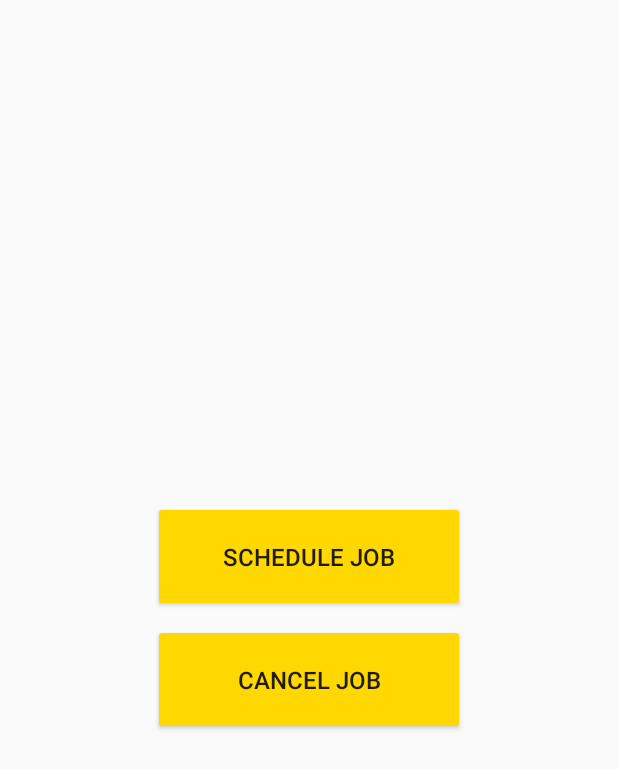
After one commit to VeenaKM/FirstApplication, an Android app: the JobSchedulerActivity screen opened directly, with no data from a screen before it, on a phone screen of 412 x 824 dp. The commit adds this screen. Shown: the top 769 px of the screen. Run offline under Robolectric (Android 15) with nearby library versions, the phone set to English and light mode, and no system bars.

Commit message:
JobScheduler
Running a background task on JobScheduler

```diff
--- a/SampleProject/app/build.gradle
+++ b/SampleProject/app/build.gradle
@@ -5,7 +5,7 @@ android {
     buildToolsVersion '27.0.3'
     defaultConfig {
         applicationId "com.sampleproject"
-        minSdkVersion 19
+        minSdkVersion 21
         targetSdkVersion 27
         versionCode 1
         versionName "1.0"
--- /dev/null
+++ b/SampleProject/app/src/main/java/com/sampleproject/activity/JobSchedulerActivity.java
@@ -0,0 +1,78 @@
+package com.sampleproject.activity;
+
+import android.app.Activity;
+import android.app.job.JobInfo;
+import android.app.job.JobScheduler;
+import android.content.ComponentName;
+import android.content.Context;
+import android.content.Intent;
+import android.os.Bundle;
+import android.support.annotation.Nullable;
+import android.view.View;
+import android.widget.Toast;
+
+import com.sampleproject.R;
+import com.sampleproject.service.JobSchedulerService;
+
+public class JobSchedulerActivity extends Activity {
+
+    public  static final int JOB_ID = 1;
+    JobScheduler jobScheduler;
+    JobInfo jobInfo;
+    @Override
+    protected void onCreate(@Nullable Bundle savedInstanceState) {
+        super.onCreate(savedInstanceState);
+        setContentView(R.layout.activity_jobschedular);
+
+        jobScheduler = (JobScheduler) getSystemService(Context.JOB_SCHEDULER_SERVICE);
+
+        JobInfo.Builder builder = new JobInfo.Builder(1,
+                new ComponentName(getPackageName(),JobSchedulerService.class.getName()));
+        builder.setPeriodic(5000);
+
+//        builder.setMinimumLatency(1 * 1000); // wait at least
+//        builder.setOverrideDeadline(3 * 1000); // maximum delay
+        builder.setRequiredNetworkType(JobInfo.NETWORK_TYPE_ANY); // require unmetered network
+        //builder.setRequiresDeviceIdle(true); // device should be idle
+        //builder.setRequiresCharging(false); // we don't care if the device is charging or not
+
+        jobInfo = builder.build();
+
+
+    }
+
+
+
+//    @Override
+//    protected void onStop() {
+//        // A service can be "started" and/or "bound". In this case, it's "started" by this Activity
+//        // and "bound" to the JobScheduler (also called "Scheduled" by the JobScheduler). This call
+//        // to stopService() won't prevent scheduled jobs to be processed. However, failing
+//        // to call stopService() would keep it alive indefinitely.
+//        stopService(new Intent(this, JobSchedulerService.class));
+//        super.onStop();
+//    }
+//
+//    @Override
+//    protected void onStart() {
+//        super.onStart();
+//        // Start service and provide it a way to communicate with this class.
+//        Intent startServiceIntent = new Intent(this, JobSchedulerService.class);
+////        Messenger messengerIncoming = new Messenger(mHandler);
+////        startServiceIntent.putExtra(MESSENGER_INTENT_KEY, messengerIncoming);
+//        startService(startServiceIntent);
+//    }
+
+    public void scheduleJob(View view) {
+
+        jobScheduler.schedule(jobInfo);
+
+        Toast.makeText(getApplicationContext(),"Job Scheduled..",Toast.LENGTH_LONG).show();
+    }
+
+    public void cancelJob(View view) {
+
+        jobScheduler.cancel(JOB_ID);
+        Toast.makeText(getApplicationContext(),"Job Cancelled..",Toast.LENGTH_LONG).show();
+    }
+}
--- /dev/null
+++ b/SampleProject/app/src/main/res/layout/activity_jobschedular.xml
@@ -0,0 +1,29 @@
+<?xml version="1.0" encoding="utf-8"?>
+<LinearLayout xmlns:android="http://schemas.android.com/apk/res/android"
+    android:orientation="vertical" android:layout_width="match_parent"
+    android:layout_height="match_parent"
+    android:gravity="center">
+
+    <Button
+        android:layout_width="200dp"
+        android:layout_height="wrap_content"
+        android:layout_gravity="center"
+        android:layout_margin="10dp"
+        android:textSize="16sp"
+        android:padding="20dp"
+        android:onClick="scheduleJob"
+        android:background="@drawable/btn_view"
+        android:text="@string/schedule_job"
+        android:id="@+id/scheduleJob"/>
+
+    <Button
+        android:layout_width="200dp"
+        android:layout_height="wrap_content"
+        android:text="@string/cancel_job"
+        android:padding="20dp"
+        android:textSize="16sp"
+        android:onClick="cancelJob"
+        android:background="@drawable/btn_view"
+        android:layout_margin="10dp"
+        android:id="@+id/cancelJob"/>
+</LinearLayout>
--- a/SampleProject/app/src/main/res/values/strings.xml
+++ b/SampleProject/app/src/main/res/values/strings.xml
@@ -3,4 +3,6 @@
     <string name="boyd_stiphend_eligibility">BOYD Stiphend Eligibility</string>
     <string name="device_enrolled_in_mdm">Device Enrolled in MDM</string>
     <string name="notifications">Notifications</string>
+    <string name="schedule_job">Schedule Job</string>
+    <string name="cancel_job">Cancel Job</string>
 </resources>
```
Also changed, not shown: SampleProject/app/src/main/AndroidManifest.xml (+8 -0 lines), SampleProject/app/src/main/java/com/sampleproject/activity/DetailsActivity.java (+51 -0 lines), SampleProject/app/src/main/java/com/sampleproject/fragment/DashboardFragment.java (+5 -4 lines), SampleProject/app/src/main/java/com/sampleproject/service/JobSchedulerService.java (added, +55 -0 lines).
